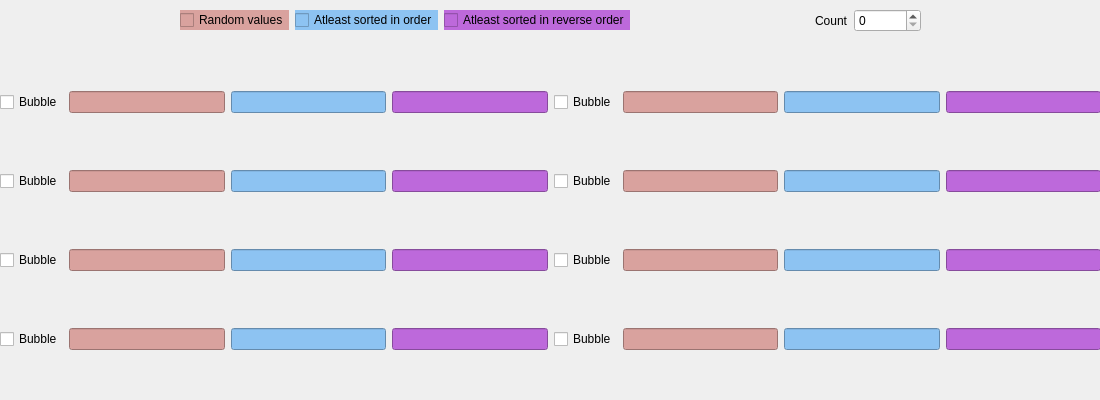
This is lab2/algorithms_efficiency_window.ui in Megarekrut65/4sem-ooop-lab2 as Qt 5 draws it before an edit. The edited form follows.
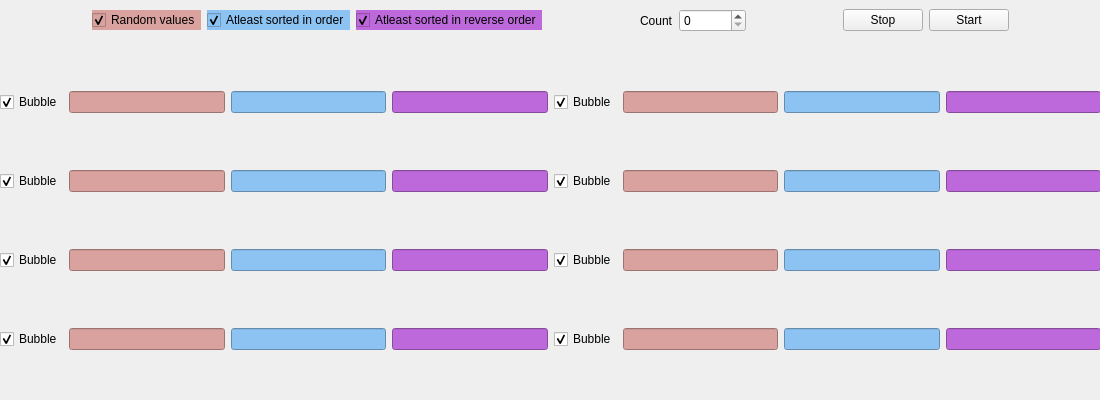
This is the edited form.

Commit message: alg eff generate data for test

Diff of the .ui file:
```diff
--- a/lab2/algorithms_efficiency_window.ui
+++ b/lab2/algorithms_efficiency_window.ui
@@ -56,6 +56,9 @@
           <property name="text">
            <string>Bubble</string>
           </property>
+          <property name="checked">
+           <bool>true</bool>
+          </property>
          </widget>
         </item>
         <item>
@@ -100,6 +103,9 @@
           <property name="text">
            <string>Bubble</string>
           </property>
+          <property name="checked">
+           <bool>true</bool>
+          </property>
          </widget>
         </item>
         <item>
@@ -144,6 +150,9 @@
           <property name="text">
            <string>Bubble</string>
           </property>
+          <property name="checked">
+           <bool>true</bool>
+          </property>
          </widget>
         </item>
         <item>
@@ -188,6 +197,9 @@
           <property name="text">
            <string>Bubble</string>
           </property>
+          <property name="checked">
+           <bool>true</bool>
+          </property>
          </widget>
         </item>
         <item>
@@ -236,6 +248,9 @@
           <property name="text">
            <string>Bubble</string>
           </property>
+          <property name="checked">
+           <bool>true</bool>
+          </property>
          </widget>
         </item>
         <item>
@@ -280,6 +295,9 @@
           <property name="text">
            <string>Bubble</string>
           </property>
+          <property name="checked">
+           <bool>true</bool>
+          </property>
          </widget>
         </item>
         <item>
@@ -324,6 +342,9 @@
           <property name="text">
            <string>Bubble</string>
           </property>
+          <property name="checked">
+           <bool>true</bool>
+          </property>
          </widget>
         </item>
         <item>
@@ -368,6 +389,9 @@
           <property name="text">
            <string>Bubble</string>
           </property>
+          <property name="checked">
+           <bool>true</bool>
+          </property>
          </widget>
         </item>
         <item>
@@ -443,6 +467,9 @@
       <property name="text">
        <string>Random values</string>
       </property>
+      <property name="checked">
+       <bool>true</bool>
+      </property>
      </widget>
     </item>
     <item>
@@ -453,6 +480,9 @@
       <property name="text">
        <string>Atleast sorted in order</string>
       </property>
+      <property name="checked">
+       <bool>true</bool>
+      </property>
      </widget>
     </item>
     <item>
@@ -463,6 +493,9 @@
       <property name="text">
        <string>Atleast sorted in reverse order</string>
       </property>
+      <property name="checked">
+       <bool>true</bool>
+      </property>
      </widget>
     </item>
     <item>
@@ -511,6 +544,33 @@
       </property>
      </spacer>
     </item>
+    <item>
+     <widget class="QPushButton" name="stop_pushButton">
+      <property name="text">
+       <string>Stop</string>
+      </property>
+     </widget>
+    </item>
+    <item>
+     <widget class="QPushButton" name="start_pushButton">
+      <property name="text">
+       <string>Start</string>
+      </property>
+     </widget>
+    </item>
+    <item>
+     <spacer name="horizontalSpacer_4">
+      <property name="orientation">
+       <enum>Qt::Horizontal</enum>
+      </property>
+      <property name="sizeHint" stdset="0">
+       <size>
+        <width>40</width>
+        <height>20</height>
+       </size>
+      </property>
+     </spacer>
+    </item>
    </layout>
   </widget>
  </widget>
```
Left out of the diff: 8 changed lines with no effect on the pictures. The commit also changes 2 other files.
